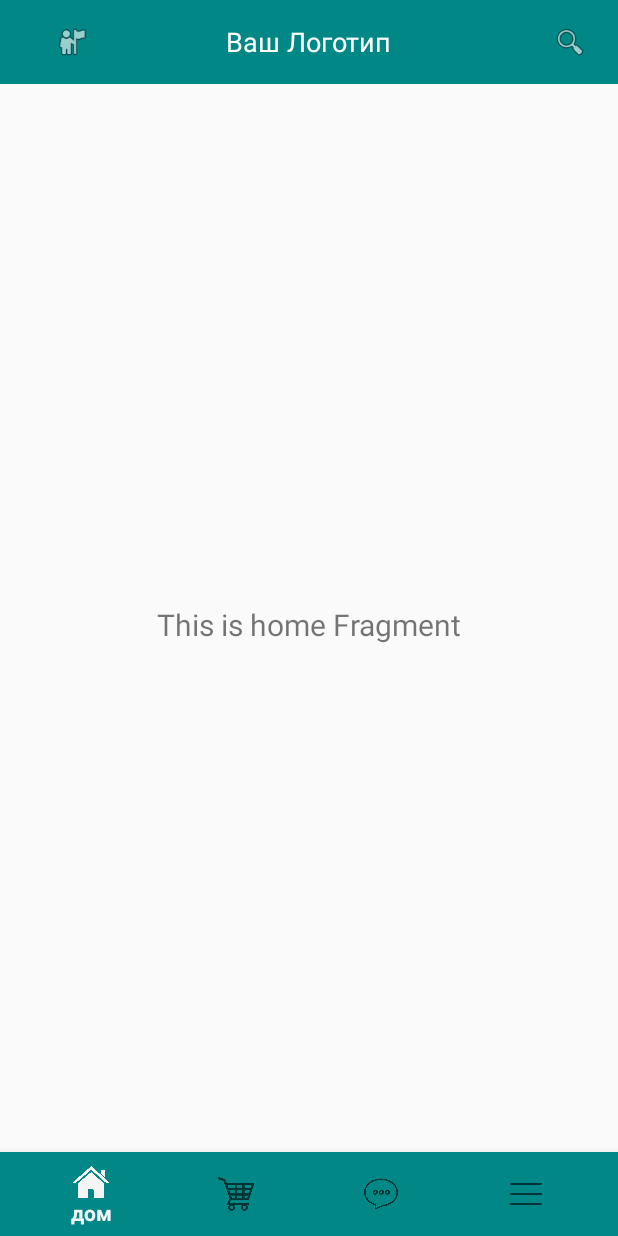
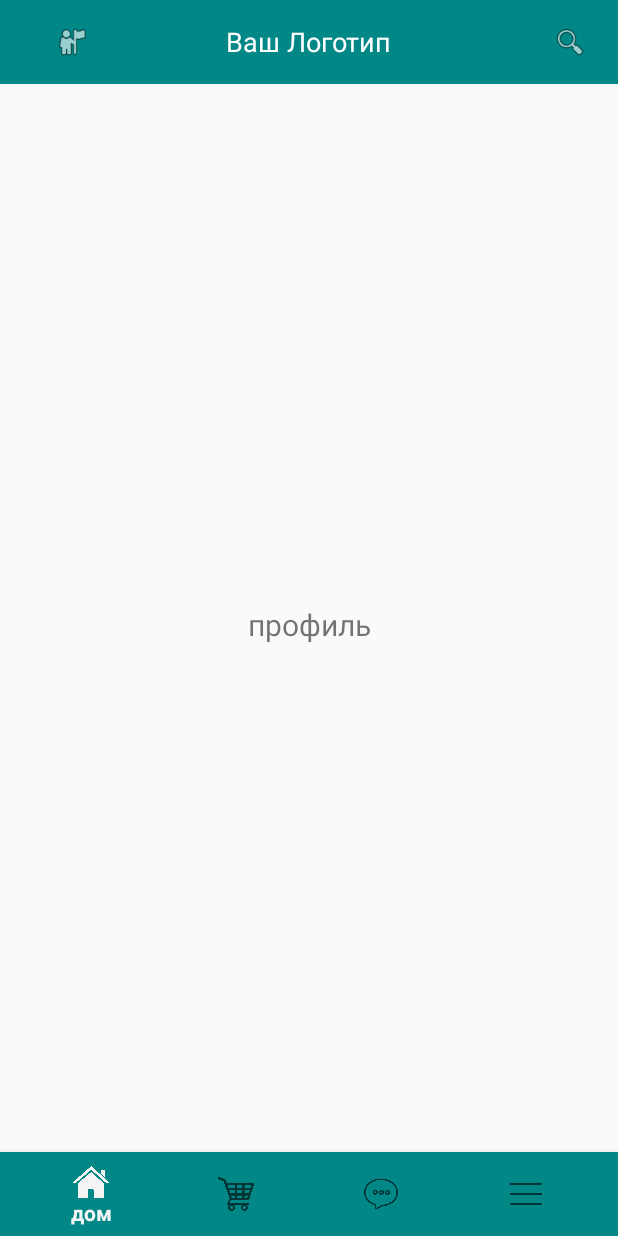
Before and after one commit to URegina96/fish, an Android app: the screen it shows after launch (MainActivity), after a tap on "Профиль", on a phone screen of 412 x 824 dp. Run offline under Robolectric (Android 15) with nearby library versions, the light colour scheme and no system bars; our stand-ins replace navigation-ui.

Commit message:
top_toolbar  и     fragment_profile

```diff
--- a/app/src/main/java/com/example/myapplication/MainActivity.kt
+++ b/app/src/main/java/com/example/myapplication/MainActivity.kt
@@ -1,6 +1,7 @@
 package com.example.myapplication
 
 import android.os.Bundle
+import android.view.View
 import com.google.android.material.bottomnavigation.BottomNavigationView
 import androidx.appcompat.app.AppCompatActivity
 import androidx.navigation.findNavController
@@ -19,16 +20,22 @@ class MainActivity : AppCompatActivity() {
         binding = ActivityMainBinding.inflate(layoutInflater)
         setContentView(binding.root)
 
-        setSupportActionBar(findViewById(R.id.top_toolbar)) // Устанавливаем ваш Toolbar как ActionBar
+        setSupportActionBar(findViewById(R.id.top_toolbar))
 
         val navView: BottomNavigationView = binding.navView
         val navController = findNavController(R.id.nav_host_fragment_activity_main)
 
         navView.setupWithNavController(navController)
 
-        // Убираем заголовок
         supportActionBar?.setDisplayShowTitleEnabled(false)
-        // Либо можно установить заголовок вручную
-        // supportActionBar?.title = ""
     }
+
+    fun onProfileClicked(view: View) {
+        // Получаем NavController из фрагмента
+        val navController = findNavController(R.id.nav_host_fragment_activity_main)
+
+        // Используем NavController для перехода на фрагмент профиля
+        navController.navigate(R.id.profile_menu)
+    }
+
 }
--- /dev/null
+++ b/app/src/main/java/com/example/myapplication/ui/profile/ProfileFragment.kt
@@ -0,0 +1,20 @@
+package com.example.myapplication.ui.profile
+
+import android.os.Bundle
+import android.view.LayoutInflater
+import android.view.View
+import android.view.ViewGroup
+import androidx.fragment.app.Fragment
+import com.example.myapplication.R
+
+class ProfileFragment : Fragment() {
+
+    override fun onCreateView(
+        inflater: LayoutInflater,
+        container: ViewGroup?,
+        savedInstanceState: Bundle?
+    ): View? {
+        // Замените `R.layout.fragment_profile` на ваш layout для профиля
+        return inflater.inflate(R.layout.fragment_profile, container, false)
+    }
+}
--- /dev/null
+++ b/app/src/main/res/layout/fragment_profile.xml
@@ -0,0 +1,21 @@
+<?xml version="1.0" encoding="utf-8"?>
+<androidx.constraintlayout.widget.ConstraintLayout xmlns:android="http://schemas.android.com/apk/res/android"
+    xmlns:app="http://schemas.android.com/apk/res-auto"
+    android:layout_width="match_parent"
+    android:layout_height="match_parent">
+
+    <TextView
+        android:id="@+id/text_home"
+        android:layout_width="match_parent"
+        android:layout_height="wrap_content"
+        android:layout_marginStart="8dp"
+        android:layout_marginTop="8dp"
+        android:layout_marginEnd="8dp"
+        android:textAlignment="center"
+        android:text="@string/title_profile"
+        android:textSize="20sp"
+        app:layout_constraintBottom_toBottomOf="parent"
+        app:layout_constraintEnd_toEndOf="parent"
+        app:layout_constraintStart_toStartOf="parent"
+        app:layout_constraintTop_toTopOf="parent" />
+</androidx.constraintlayout.widget.ConstraintLayout>
--- a/app/src/main/res/navigation/mobile_navigation.xml
+++ b/app/src/main/res/navigation/mobile_navigation.xml
@@ -37,4 +37,9 @@
         android:name="com.example.myapplication.ui.menu.MenuFragment"
         android:label="@string/title_notifications"
         tools:layout="@layout/fragment_menu" />
+    <fragment
+        android:id="@+id/profile_menu"
+        android:name="com.example.myapplication.ui.profile.ProfileFragment"
+        android:label="@string/title_profile"
+        tools:layout="@layout/fragment_profile" />
 </navigation>
--- a/app/src/main/res/values/strings.xml
+++ b/app/src/main/res/values/strings.xml
@@ -6,4 +6,7 @@
     <string name="title_menu">меню</string>
     <string name="title_chat">чат</string>
     <string name="title_basket">корзина</string>
+    <!-- TODO: Remove or change this placeholder text -->
+    <string name="hello_blank_fragment">Hello blank fragment</string>
+    <string name="title_profile">профиль</string>
 </resources>
```
